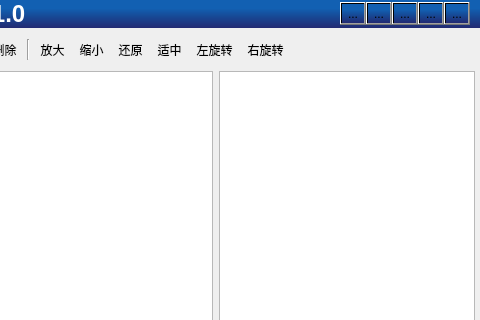
Qt form mainwindow.ui (pengliangyi/Qt_HuaGoScan) before a commit; both pictures show x 278 to 758 and y 0 to 320 of the 758 by 529 pixel window.
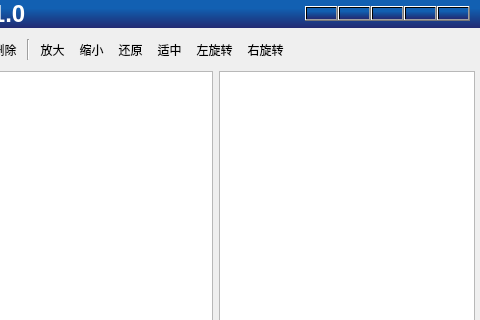
The same form after that commit. Icons and pictures are not drawn.

Diff of the .ui file:
```diff
--- a/mainwindow.ui
+++ b/mainwindow.ui
@@ -78,13 +78,25 @@
       </item>
       <item>
        <widget class="QToolButton" name="win_btn_about">
+        <property name="minimumSize">
+         <size>
+          <width>33</width>
+          <height>15</height>
+         </size>
+        </property>
+        <property name="maximumSize">
+         <size>
+          <width>33</width>
+          <height>15</height>
+         </size>
+        </property>
         <property name="styleSheet">
          <string notr="true">QToolButton:!hover{border-image: url(:/new/image/images/title/win_home.PNG)}
 QToolButton:hover{ border-image: url(:/new/image/images/title/win_home_hover.PNG)}
 QToolButton:pressed{ border-image: url(:/new/image/images/title/win_home_press.PNG);}</string>
         </property>
         <property name="text">
-         <string>...</string>
+         <string/>
         </property>
         <property name="iconSize">
          <size>
@@ -96,49 +108,106 @@
       </item>
       <item>
        <widget class="QToolButton" name="win_btn_help">
+        <property name="minimumSize">
+         <size>
+          <width>33</width>
+          <height>15</height>
+         </size>
+        </property>
+        <property name="maximumSize">
+         <size>
+          <width>33</width>
+          <height>15</height>
+         </size>
+        </property>
         <property name="styleSheet">
          <string notr="true">QToolButton:!hover{border-image: url(:/new/image/images/title/win_help.PNG)}
 QToolButton:hover{ border-image: url(:/new/image/images/title/win_help_hover.PNG)}
 QToolButton:pressed{ border-image: url(:/new/image/images/title/win_help_press.PNG)}</string>
         </property>
         <property name="text">
-         <string>...</string>
+         <string/>
         </property>
        </widget>
       </item>
       <item>
        <widget class="QToolButton" name="win_btn_min">
+        <property name="minimumSize">
+         <size>
+          <width>33</width>
+          <height>15</height>
+         </size>
+        </property>
+        <property name="maximumSize">
+         <size>
+          <width>33</width>
+          <height>15</height>
+         </size>
+        </property>
         <property name="styleSheet">
          <string notr="true">QToolButton:!hover{border-image: url(:/new/image/images/title/win_min.PNG)}
 QToolButton:hover{ border-image: url(:/new/image/images/title/win_min_hover.PNG)}
 QToolButton:pressed{ border-image: url(:/new/image/images/title/win_min_press.PNG)}</string>
         </property>
         <property name="text">
-         <string>...</string>
+         <string/>
         </property>
        </widget>
       </item>
       <item>
        <widget class="QToolButton" name="win_btn_max">
+        <property name="sizePolicy">
+         <sizepolicy hsizetype="Fixed" vsizetype="Fixed">
+          <horstretch>0</horstretch>
+          <verstretch>0</verstretch>
+         </sizepolicy>
+        </property>
+        <property name="minimumSize">
+         <size>
+          <width>33</width>
+          <height>15</height>
+         </size>
+        </property>
+        <property name="maximumSize">
+         <size>
+          <width>33</width>
+          <height>15</height>
+         </size>
+        </property>
         <property name="styleSheet">
          <string notr="true">QToolButton:!hover{border-image: url(:/new/image/images/title/win_max.PNG)}
 QToolButton:hover{ border-image: url(:/new/image/images/title/win_max_hover.PNG)}
 QToolButton:pressed{ border-image: url(:/new/image/images/title/win_max_press.PNG)}</string>
         </property>
         <property name="text">
-         <string>...</string>
+         <string/>
+        </property>
+        <property name="autoExclusive">
+         <bool>false</bool>
         </property>
        </widget>
       </item>
       <item>
        <widget class="QToolButton" name="win_btn_close">
+        <property name="minimumSize">
+         <size>
+          <width>33</width>
+          <height>15</height>
+         </size>
+        </property>
+        <property name="maximumSize">
+         <size>
+          <width>33</width>
+          <height>15</height>
+         </size>
+        </property>
         <property name="styleSheet">
          <string notr="true">QToolButton:!hover{border-image: url(:/new/image/images/title/win_exit.PNG)}
 QToolButton:hover{ border-image: url(:/new/image/images/title/win_exit_hover.PNG)}
 QToolButton:pressed{ border-image: url(:/new/image/images/title/win_exit_press.PNG)}</string>
         </property>
         <property name="text">
-         <string>...</string>
+         <string/>
         </property>
        </widget>
       </item>
```
Left out of the diff: 3 changed lines with no effect on the pictures.
